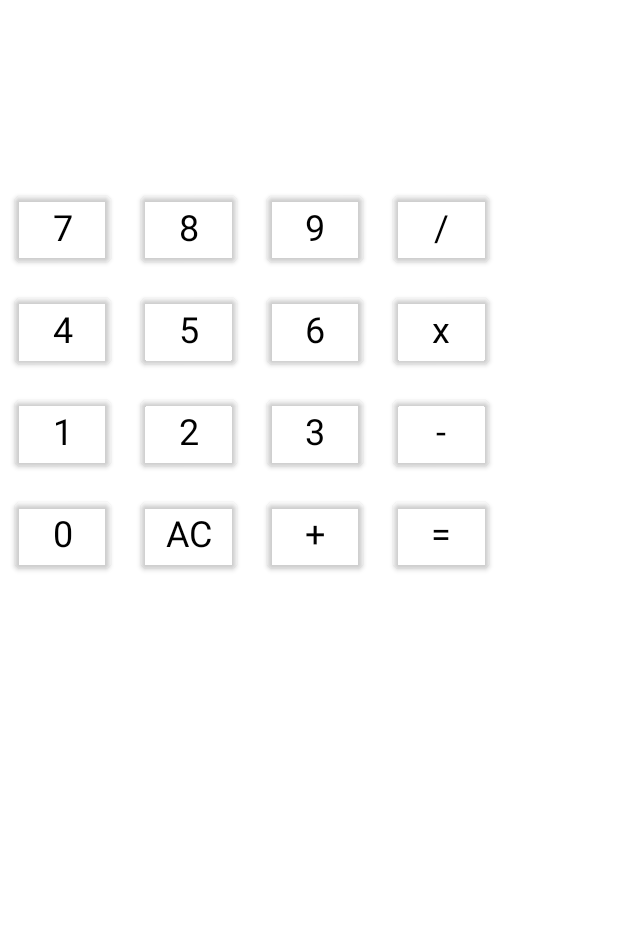
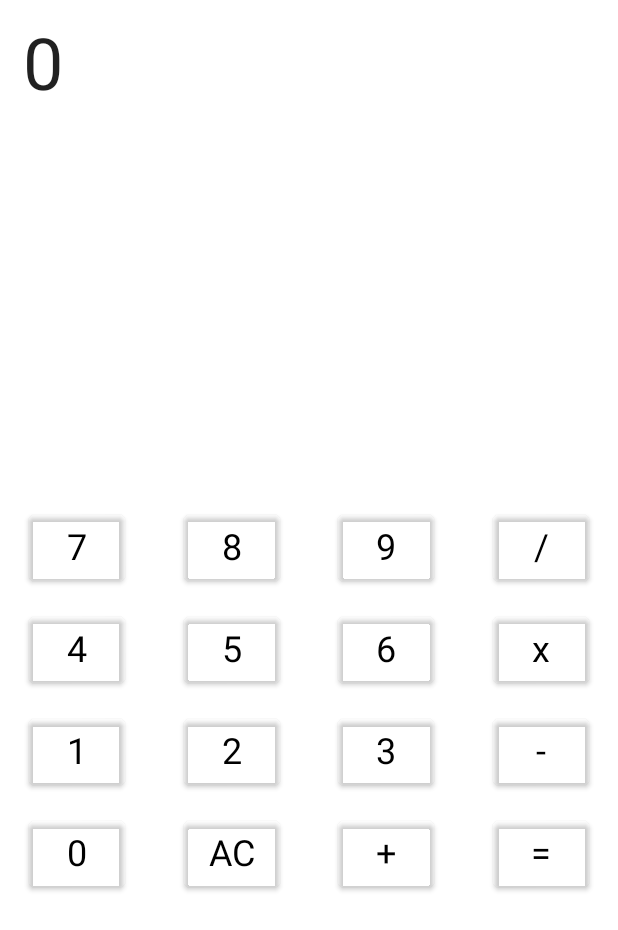
Before and after one commit to EuNemna/Calculator2, an Android app built with Jetpack Compose: the screen it shows after launch (MainActivity), after a tap on "AC", on a phone screen of 412 x 824 dp. Shown: the top 930 px of the screen. Run offline under Robolectric (Android 15) with nearby library versions, the phone set to English and light mode, and no system bars.

Commit message:
working with 2 nums

```diff
--- a/app/src/main/java/com/example/calculatorv2/MainActivity.kt
+++ b/app/src/main/java/com/example/calculatorv2/MainActivity.kt
@@ -53,11 +53,11 @@ fun NameList(names: List<String>, modifier: Modifier = Modifier) {
 }
 
 fun Equation(equation: String): String {
-    val arr = equation.split("\\p{Punct}+".toRegex())
+    val arr = equation.split("(?<=[*+/\\-])|(?=[*+/\\-])".toRegex())
 
-    val num1: Int = arr[0].toInt()
-    val num2: Int = arr[2].toInt()
-    var answer = 0
+    val num1: Double = arr[0].toDouble()
+    val num2: Double = arr[2].toDouble()
+    var answer = 0.0
     when {
         arr[1].equals("+") -> {
             answer = num1 + num2
@@ -72,7 +72,7 @@ fun Equation(equation: String): String {
             answer = num1 * num2
         }
     }
-    return answer.toString()
+    return answer.toString().replace(".0", "")
 }
 
 @Composable
@@ -95,12 +95,14 @@ fun Counter(count: String, onCountChange: (String) -> Unit) {
     Column(
         modifier = Modifier
             .fillMaxWidth()
-            .background(color = Color.Transparent),
+            .background(color = Color.Transparent)
+            .padding(top = 180.dp),
         horizontalAlignment = Alignment.End,
         verticalArrangement = Arrangement.Bottom,
     ) {
         Row(
-            modifier = Modifier.fillMaxWidth()
+            modifier = Modifier.fillMaxWidth(),
+            horizontalArrangement = Arrangement.SpaceAround
         ) {
             Button(onClick = { onCountChange(count + "7") },
                 colors = ButtonDefaults.buttonColors(Color.Transparent),
@@ -126,7 +128,7 @@ fun Counter(count: String, onCountChange: (String) -> Unit) {
             ) {
                 Text("9", style = MaterialTheme.typography.h5)
             }
-            Button(onClick = { onCountChange(count + "/") },
+            Button(onClick = { onCountChange("$count/") },
                 colors = ButtonDefaults.buttonColors(Color.Transparent),
                 modifier = Modifier
                     .clip(shape = RoundedCornerShape(10.dp))
@@ -136,7 +138,8 @@ fun Counter(count: String, onCountChange: (String) -> Unit) {
             }
         }
         Row(
-            modifier = Modifier.fillMaxWidth()
+            modifier = Modifier.fillMaxWidth(),
+            horizontalArrangement = Arrangement.SpaceAround
         ) {
             Button(onClick = { onCountChange(count + "4") },
                 colors = ButtonDefaults.buttonColors(Color.Transparent),
@@ -162,7 +165,7 @@ fun Counter(count: String, onCountChange: (String) -> Unit) {
             ) {
                 Text("6", style = MaterialTheme.typography.h5)
             }
-            Button(onClick = { onCountChange(count + "*") },
+            Button(onClick = { onCountChange("$count*") },
                 colors = ButtonDefaults.buttonColors(Color.Transparent),
                 modifier = Modifier
                     .clip(shape = RoundedCornerShape(10.dp))
@@ -172,7 +175,8 @@ fun Counter(count: String, onCountChange: (String) -> Unit) {
             }
         }
         Row(
-            modifier = Modifier.fillMaxWidth()
+            modifier = Modifier.fillMaxWidth(),
+            horizontalArrangement = Arrangement.SpaceAround
         ) {
             Button(onClick = { onCountChange(count + "1") },
                 colors = ButtonDefaults.buttonColors(Color.Transparent),
@@ -198,7 +202,7 @@ fun Counter(count: String, onCountChange: (String) -> Unit) {
             ) {
                 Text("3", style = MaterialTheme.typography.h5)
             }
-            Button(onClick = { onCountChange(count + "-") },
+            Button(onClick = { onCountChange("$count-") },
                 colors = ButtonDefaults.buttonColors(Color.Transparent),
                 modifier = Modifier
                     .clip(shape = RoundedCornerShape(10.dp))
@@ -208,8 +212,8 @@ fun Counter(count: String, onCountChange: (String) -> Unit) {
             }
         }
         Row(
-            modifier = Modifier
-                .fillMaxWidth()
+            modifier = Modifier.fillMaxWidth(),
+            horizontalArrangement = Arrangement.SpaceAround
         ) {
             Button(onClick = { onCountChange(count + "0") },
                 colors = ButtonDefaults.buttonColors(Color.Transparent),
@@ -219,7 +223,7 @@ fun Counter(count: String, onCountChange: (String) -> Unit) {
             ) {
                 Text("0", style = MaterialTheme.typography.h5)
             }
-            Button(onClick = { onCountChange("") },
+            Button(onClick = { onCountChange("0") },
                 colors = ButtonDefaults.buttonColors(Color.Transparent),
                 modifier = Modifier
                     .clip(shape = RoundedCornerShape(10.dp))
@@ -227,7 +231,7 @@ fun Counter(count: String, onCountChange: (String) -> Unit) {
             ) {
                 Text("AC", style = MaterialTheme.typography.h5)
             }
-            Button(onClick = { onCountChange(count + "+") },
+            Button(onClick = { onCountChange("$count+") },
                 colors = ButtonDefaults.buttonColors(Color.Transparent),
                 modifier = Modifier
                     .clip(shape = RoundedCornerShape(10.dp))
@@ -249,7 +253,7 @@ fun Counter(count: String, onCountChange: (String) -> Unit) {
 
 @Composable
 fun MyApp(content: @Composable () -> Unit) {
-    CalculatorV2Theme() {
+    CalculatorV2Theme {
         Surface(color = Color.White) {
             content()
         }
@@ -262,7 +266,7 @@ fun Greeting(name: String) {
         modifier = Modifier
             .padding(15.dp)
             .background(color = Color.Transparent),
-        style = MaterialTheme.typography.h5,
+        style = MaterialTheme.typography.h3,
     )
 }
 
```
